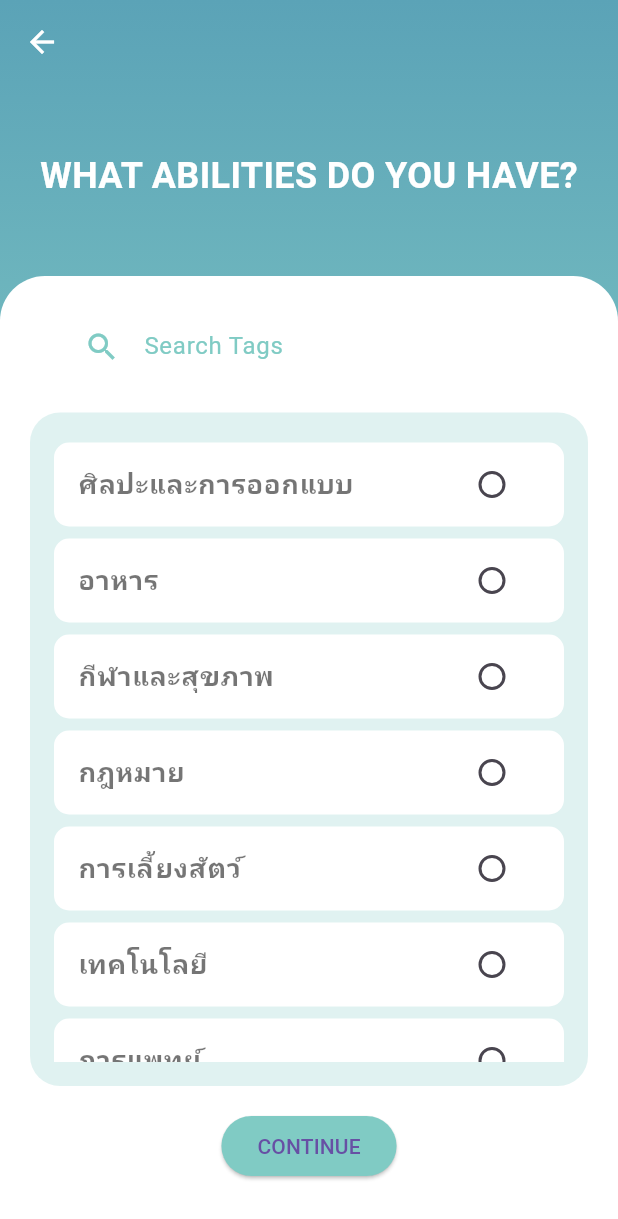
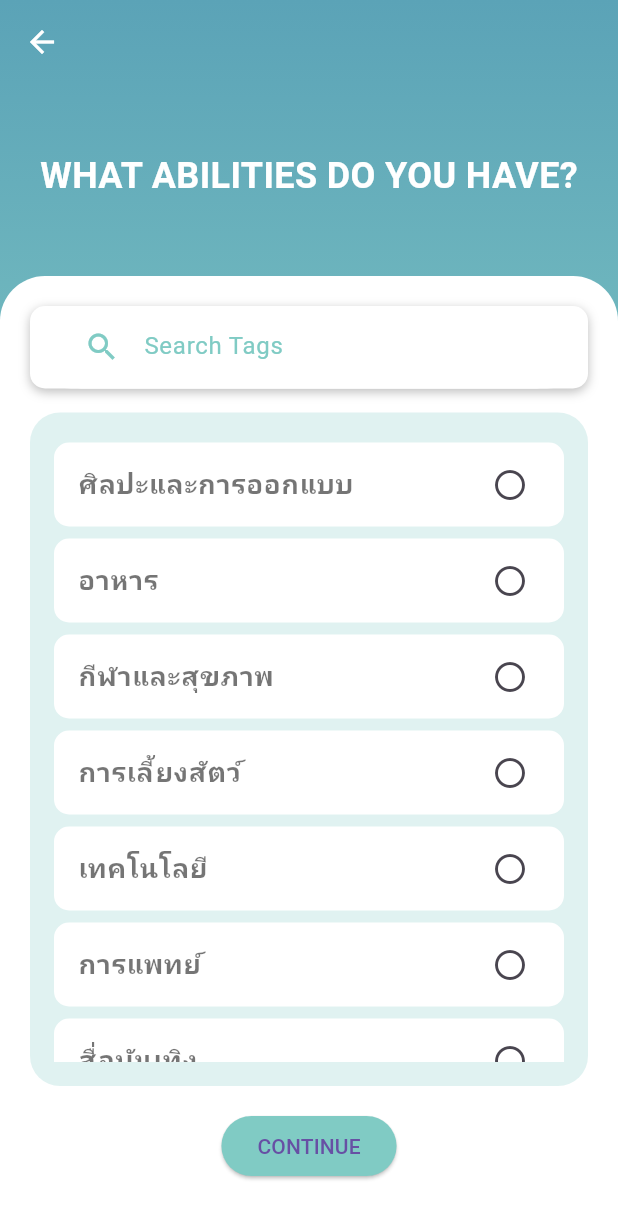
Before and after one commit to TaNuNian/workmai, a Flutter app: the CreateAccSkill screen opened by its route, on a phone screen of 412 x 824 dp. Shown: the top 1219 px of the screen. Run offline on Flutter 3.47's test engine with Material 3 defaults, Android fonts, the phone set to English and light mode, and no system bars; our stand-ins replace cloud_firestore, firebase_auth, firebase_core, firebase_database, firebase_storage, form_field_validator and 3 more; missing offline and left inert: firebase_app_check; accounts and stored records are empty; Roboto replaces fonts that are missing (Sarabun).

Commit message:
fix tags selection

```diff
--- a/lib/src/main_pages/chat_page/chat_list.dart
+++ b/lib/src/main_pages/chat_page/chat_list.dart
@@ -1,5 +1,4 @@
 import 'package:flutter/material.dart';
-import 'package:google_fonts/google_fonts.dart';
 import 'package:workmai/src/decor/theme.dart';
 
 class ChatListPage extends StatefulWidget {
--- a/lib/src/main_pages/profile_pages/profile_wg/myprofile_appear_name.dart
+++ b/lib/src/main_pages/profile_pages/profile_wg/myprofile_appear_name.dart
@@ -65,7 +65,7 @@ class _MyprofileAppearNameState extends State<MyprofileAppearName> {
       children: [Consumer<UserProvider>(
         builder: (context, userProvider, child){
           if (userProvider.userData == null) {
-            return Center(child: CircularProgressIndicator());
+            return const Center(child: CircularProgressIndicator());
           }
           final displayName = userProvider.userData!["profile"]["display_name"];
           final userName = userProvider.userData!["profile"]["name"];
--- a/lib/src/pre_pages/create_account_pages/create_acc_ness/create_acc_skill/create_acc_skill_provider.dart
+++ b/lib/src/pre_pages/create_account_pages/create_acc_ness/create_acc_skill/create_acc_skill_provider.dart
@@ -32,25 +32,49 @@ class _CreateAccSkillProviderState extends State<CreateAccSkillProvider> {
 
   List<String> _convertSelectedSkillsToList() {
     return selectedSkills.values.where((value) => value != '').toList();
-  } // TODO น่าจะตรงนี้นะ ที่ error
+  }
 
   void _filterTags() {
     final query = _searchController.text.toLowerCase();
     setState(() {
       isSearching = query.isNotEmpty;
-      if (isSearching) {
       filteredTags = {};
+
+      // ค้นหาแท็กตามเงื่อนไขการค้นหา
       allTags.forEach((category, tags) {
         final matchingTags = _filterSubTags(tags, query);
-          if (matchingTags.isNotEmpty ||
-              category.toLowerCase().contains(query)) {
-            filteredTags[category] =
-                matchingTags.isNotEmpty ? matchingTags : tags;
+        if (matchingTags.isNotEmpty || category.toLowerCase().contains(query)) {
+          filteredTags[category] = matchingTags.isNotEmpty ? matchingTags : tags;
         }
       });
-      } else {
-        filteredTags = allTags;
+
+      // Ensure selected sub-tags are always included under their parent categories
+      selectedSkills.forEach((tag, value) {
+        allTags.forEach((category, tags) {
+          if (tags is List && tags.contains(tag)) {
+            if (!filteredTags.containsKey(category)) {
+              filteredTags[category] = [];
             }
+            if (!filteredTags[category].contains(tag)) {
+              filteredTags[category].add(tag);
+            }
+          } else if (tags is Map) {
+            tags.forEach((subCategory, subTags) {
+              if (subTags.contains(tag)) {
+                if (!filteredTags.containsKey(category)) {
+                  filteredTags[category] = {};
+                }
+                if (!filteredTags[category].containsKey(subCategory)) {
+                  filteredTags[category][subCategory] = [];
+                }
+                if (!filteredTags[category][subCategory].contains(tag)) {
+                  filteredTags[category][subCategory].add(tag);
+                }
+              }
+            });
+          }
+        });
+      });
     });
   }
 
@@ -75,7 +99,11 @@ class _CreateAccSkillProviderState extends State<CreateAccSkillProvider> {
 
   void _onTagTap(String tag, String? value) {
     setState(() {
+      if (selectedSkills.containsKey(tag)) {
+        selectedSkills.remove(tag);
+      } else {
         selectedSkills[tag] = value ?? '';
+      }
     });
   }
 
@@ -88,14 +116,26 @@ class _CreateAccSkillProviderState extends State<CreateAccSkillProvider> {
   @override
   Widget build(BuildContext context) {
     final profileProvider = Provider.of<ProfileProvider>(context);
-
     return Padding(
       padding: const EdgeInsets.all(20.0),
       child: Column(
         children: [
-          SearchTagsBar(
+          Container(
+            decoration: BoxDecoration(
+              color: Colors.white,
+              borderRadius: BorderRadius.circular(10.0),
+              boxShadow: const [
+                BoxShadow(
+                  color: Colors.black26,
+                  blurRadius: 5.0,
+                  offset: Offset(0, 2),
+                ),
+              ],
+            ),
+            child: SearchTagsBar(
               controller: _searchController,
               onChanged: (query) => _filterTags(),
+            ),
           ),
           const SizedBox(height: 16),
           Expanded(
@@ -105,13 +145,12 @@ class _CreateAccSkillProviderState extends State<CreateAccSkillProvider> {
                 borderRadius: BorderRadius.circular(20.0),
               ),
               child: Padding(
-                padding: const EdgeInsets.symmetric(
-                    horizontal: 16.0, vertical: 16.0),
+                padding: const EdgeInsets.symmetric(horizontal: 16.0, vertical: 16.0),
                 child: TagList(
                   tags: filteredTags,
                   selectedInterest: selectedSkills,
                   onTagTap: _onTagTap,
-                  isFromInter: false,
+                  isFromInter: true,
                 ),
               ),
             ),
@@ -121,11 +160,10 @@ class _CreateAccSkillProviderState extends State<CreateAccSkillProvider> {
             child: ElevatedButton(
               onPressed: () {
                 final selectedValues = _convertSelectedSkillsToList();
+                print('Selected Values: $selectedValues');
                 profileProvider.setSkilledTags(selectedValues);
-                print(
-                    'Selected interests: ${profileProvider.profile.interested_tags} and Selected skills: ${profileProvider.profile.skilled_tags}');
-                print('${profileProvider.profile.name}');
-                Navigator.pushNamed(context, '/create-acc-unness-intro');
+                Navigator.pushNamed(
+                    context, '/create-acc-unness-intro');
               },
               style: ElevatedButton.styleFrom(
                 backgroundColor: const Color(0xFF80CBC4),
--- a/lib/src/pre_pages/create_account_pages/create_acc_ness/tags_search_bar/tag_list.dart
+++ b/lib/src/pre_pages/create_account_pages/create_acc_ness/tags_search_bar/tag_list.dart
@@ -6,7 +6,8 @@ class TagList extends StatefulWidget {
   final void Function(String, String?) onTagTap;
   final bool isFromInter;
 
-  const TagList({super.key,
+  const TagList({
+    super.key,
     required this.tags,
     required this.selectedInterest,
     required this.onTagTap,
@@ -22,12 +23,43 @@ class _TagListState extends State<TagList> {
 
   @override
   Widget build(BuildContext context) {
+    // แท็กที่เลือกไว้ก่อนหน้า
+    final selectedTags = widget.selectedInterest.keys.toList();
+    // แท็กที่ค้นหา โดยกรองเอาแท็กที่เลือกแล้วออก
+    final searchTags = widget.tags.keys
+        .where((category) => !_containsSelectedTags(widget.tags[category]))
+        .toList();
+
     return ListView(
       padding: EdgeInsets.zero,
-      children: widget.tags.keys.map((category) {
-        return _buildExpansionTile(category, widget.tags[category]);
-      }).toList(),
+      children: [
+        // แสดงแท็กที่เลือกไว้ก่อนหน้า
+        if (selectedTags.isNotEmpty) ...[
+          const Padding(
+            padding: EdgeInsets.all(8.0),
+            child: Text(
+              'Selected Tags',
+              style: TextStyle(fontSize: 16, fontWeight: FontWeight.bold),
+            ),
+          ),
+          ...selectedTags.map((tag) => _buildTagItem(tag, isSelected: true)).toList(),
+          const SizedBox(height: 16), // เพิ่มระยะห่างระหว่างส่วนของแท็กที่เลือกและแท็กที่ยังไม่เลือก
+        ],
+        // แสดงแท็กที่ค้นหา
+        ...searchTags.map((category) {
+          return _buildExpansionTile(category, widget.tags[category]);
+        }).toList(),
+      ],
     );
+  }
+
+  bool _containsSelectedTags(dynamic tags) {
+    if (tags is List) {
+      return tags.every((tag) => widget.selectedInterest.containsKey(tag));
+    } else if (tags is Map) {
+      return tags.values.every((subTags) => _containsSelectedTags(subTags));
+    }
+    return false;
   }
 
   Widget _buildExpansionTile(String title, dynamic subTags, {int depth = 0}) {
@@ -35,6 +67,9 @@ class _TagListState extends State<TagList> {
     final isExpanded = expandedCategories[title] ?? false;
 
     if (subTags is List) {
+      final visibleSubTags = subTags.where((tag) => !widget.selectedInterest.containsKey(tag)).toList();
+      if (visibleSubTags.isEmpty) return Container();
+
       return Column(
         crossAxisAlignment: CrossAxisAlignment.start,
         children: [
@@ -55,24 +90,12 @@ class _TagListState extends State<TagList> {
                     color: Colors.black54,
                   ),
                 ),
-                trailing: Radio<String>(
-                  value: title,
-                  groupValue: widget.selectedInterest[title],
-                  onChanged: (String? value) {
-                    setState(() {
-                      if (widget.selectedInterest[title] == value) {
-                        widget.onTagTap(title, null);
-                        expandedCategories[title] = false;
-                      } else {
-                        widget.onTagTap(title, value);
-                        expandedCategories[title] = true;
-                      }
-                    });
-                  },
-                ),
+                trailing: widget.selectedInterest.containsKey(title)
+                    ? const Icon(Icons.radio_button_checked)
+                    : const Icon(Icons.radio_button_unchecked),
                 onTap: () {
                   setState(() {
-                    if (widget.selectedInterest[title] == title) {
+                    if (widget.selectedInterest.containsKey(title)) {
                       widget.onTagTap(title, null);
                       expandedCategories[title] = false;
                     } else {
@@ -84,17 +107,23 @@ class _TagListState extends State<TagList> {
               ),
             ),
           ),
-          AnimatedCrossFade(
-            firstChild: Container(),
-            secondChild: Column(
-              children: subTags.map<Widget>((tag) => _buildRadioListTile(tag, depth + 1)).toList(),
+          if (isExpanded)
+            Padding(
+              padding: EdgeInsets.only(left: 16.0),
+              child: Column(
+                children: visibleSubTags.map<Widget>((tag) {
+                  return _buildTagItem(tag);
+                }).toList(),
+              ),
             ),
-            crossFadeState: isExpanded ? CrossFadeState.showSecond : CrossFadeState.showFirst,
-            duration: const Duration(milliseconds: 300),
-          ),
         ],
       );
     } else if (subTags is Map) {
+      final visibleSubCategories = subTags.keys
+          .where((subCategory) => !_containsSelectedTags(subTags[subCategory]))
+          .toList();
+      if (visibleSubCategories.isEmpty) return Container();
+
       return Column(
         mainAxisAlignment: MainAxisAlignment.start,
         crossAxisAlignment: CrossAxisAlignment.start,
@@ -116,24 +145,12 @@ class _TagListState extends State<TagList> {
                     color: Colors.black54,
                   ),
                 ),
-                trailing: Radio<String>(
-                  value: title,
-                  groupValue: widget.selectedInterest[title],
-                  onChanged: (String? value) {
-                    setState(() {
-                      if (widget.selectedInterest[title] == value) {
-                        widget.onTagTap(title, null);
-                        expandedCategories[title] = false;
-                      } else {
-                        widget.onTagTap(title, value);
-                        expandedCategories[title] = true;
-                      }
-                    });
-                  },
-                ),
+                trailing: widget.selectedInterest.containsKey(title)
+                    ? const Icon(Icons.radio_button_checked)
+                    : const Icon(Icons.radio_button_unchecked),
                 onTap: () {
                   setState(() {
-                    if (widget.selectedInterest[title] == title) {
+                    if (widget.selectedInterest.containsKey(title)) {
                       widget.onTagTap(title, null);
                       expandedCategories[title] = false;
                     } else {
@@ -148,7 +165,7 @@ class _TagListState extends State<TagList> {
           AnimatedCrossFade(
             firstChild: Container(),
             secondChild: Column(
-              children: subTags.keys.map<Widget>((subCategory) => _buildExpansionTile(subCategory, subTags[subCategory], depth: depth + 1)).toList(),
+              children: visibleSubCategories.map<Widget>((subCategory) => _buildExpansionTile(subCategory, subTags[subCategory], depth: depth + 1)).toList(),
             ),
             crossFadeState: isExpanded ? CrossFadeState.showSecond : CrossFadeState.showFirst,
             duration: const Duration(milliseconds: 300),
@@ -160,10 +177,9 @@ class _TagListState extends State<TagList> {
     }
   }
 
-  Widget _buildRadioListTile(String ability, int depth) {
-    final padding = EdgeInsets.only(left: depth * 16.0);
+  Widget _buildTagItem(String tag, {bool isSelected = false}) {
     return Padding(
-      padding: padding,
+      padding: const EdgeInsets.only(left: 16.0),
       child: Container(
         margin: const EdgeInsets.symmetric(vertical: 4.0),
         decoration: BoxDecoration(
@@ -171,26 +187,16 @@ class _TagListState extends State<TagList> {
           borderRadius: BorderRadius.circular(10.0),
         ),
         child: ListTile(
-          title: Text(ability),
-          trailing: Radio<String>(
-            value: ability,
-            groupValue: widget.selectedInterest[ability],
-            onChanged: (String? value) {
-              setState(() {
-                if (widget.selectedInterest[ability] == value) {
-                  widget.onTagTap(ability, null);
-                } else {
-                  widget.onTagTap(ability, value);
-                }
-              });
-            },
-          ),
+          title: Text(tag),
+          trailing: isSelected
+              ? const Icon(Icons.radio_button_checked)
+              : const Icon(Icons.radio_button_unchecked),
           onTap: () {
             setState(() {
-              if (widget.selectedInterest[ability] == ability) {
-                widget.onTagTap(ability, null);
+              if (widget.selectedInterest.containsKey(tag)) {
+                widget.onTagTap(tag, null);
               } else {
-                widget.onTagTap(ability, ability);
+                widget.onTagTap(tag, 'interest');
               }
             });
           },
--- a/pubspec.yaml
+++ b/pubspec.yaml
@@ -43,6 +43,7 @@ dependencies:
   image_picker: ^1.1.2
   firebase_storage: ^12.1.0
 
+  firebase_app_check: any
 dev_dependencies:
   flutter_test:
     sdk: flutter
```
Also changed, not shown: lib/src/pre_pages/create_account_pages/create_acc_ness/create_acc_inter/create_acc_inter_provider.dart (+49 -17 lines). Lines whose indentation alone changed are shown as unchanged.
